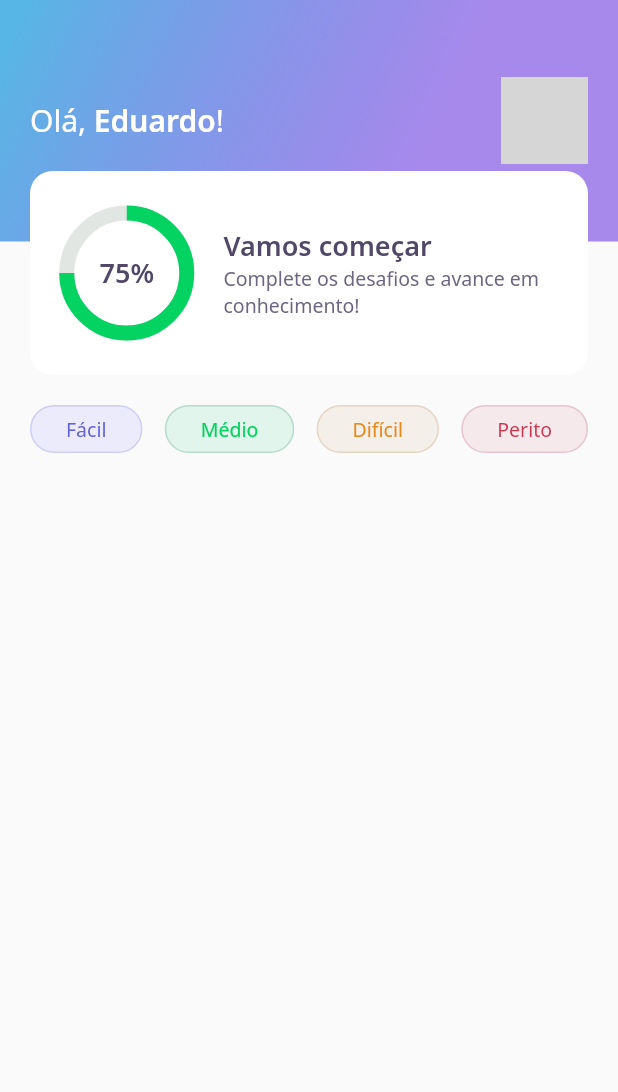
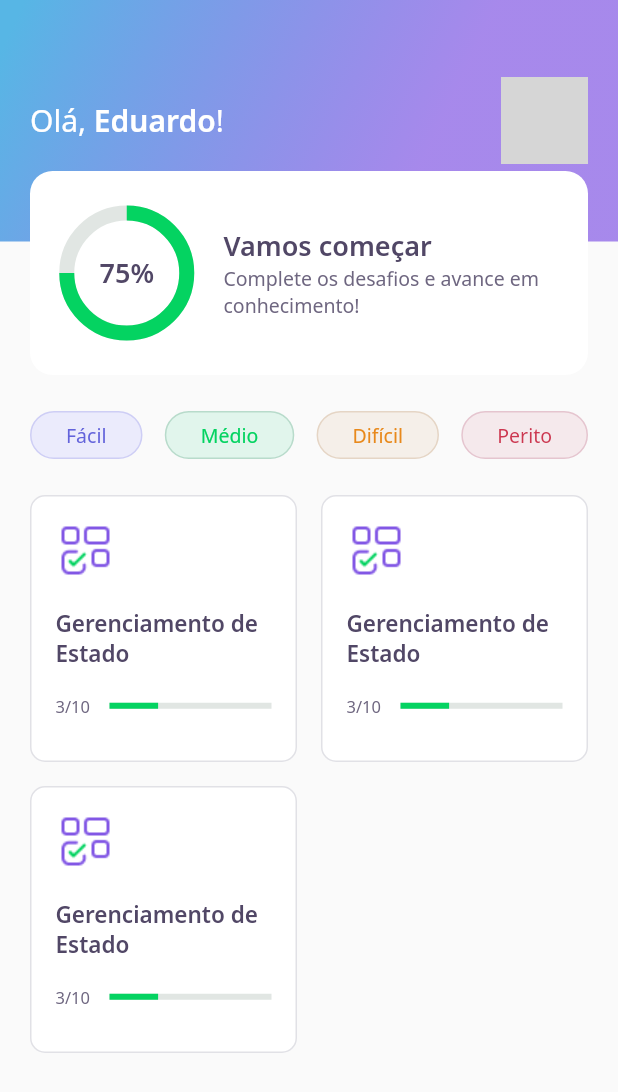
Before and after one commit to duduCMT/NLW05-Flutter-DevQuiz, a Flutter app: the screen it shows after launch, on a phone screen of 412 x 824 dp. Shown: the top 1092 px of the screen. Run offline on Flutter 3.47's test engine with Material 2 defaults, Android fonts, the phone set to English and light mode, and no system bars; our stand-ins replace google_fonts; network calls fail; grey boxes are pictures that could not be loaded.

Commit message:
Finalização de layout da página home

```diff
--- a/lib/home/home_page.dart
+++ b/lib/home/home_page.dart
@@ -1,5 +1,6 @@
 import 'package:DevQuiz/home/widgets/app_bar/app_bar_widget.dart';
 import 'package:DevQuiz/home/widgets/level_button/level_button_widget.dart';
+import 'package:DevQuiz/home/widgets/quiz_card/quiz_card_widget.dart';
 import 'package:flutter/material.dart';
 
 class HomePage extends StatefulWidget {
@@ -14,8 +15,11 @@ class _HomePageState extends State<HomePage> {
   Widget build(BuildContext context) {
     return Scaffold(
       appBar: AppBarWidget(),
-      body: Padding(
-        padding: const EdgeInsets.all(20),
+      body: Column(
+        children: [
+          SizedBox(height: 24,),
+          Padding(
+            padding: const EdgeInsets.symmetric(horizontal: 20),
             child: Row(
               mainAxisAlignment: MainAxisAlignment.spaceBetween,
               children: [
@@ -33,6 +37,23 @@ class _HomePageState extends State<HomePage> {
                 ),
               ],
             ),
+          ),
+          SizedBox(height: 24,),
+          Expanded(
+            child: GridView.count(
+              padding: const EdgeInsets.symmetric(horizontal: 20),
+              crossAxisSpacing: 16,
+              mainAxisSpacing: 16,
+              crossAxisCount: 2,
+              children: [
+                QuizCardWidget(),
+                QuizCardWidget(),
+                QuizCardWidget()
+              ],
+            ),
+          )
+
+        ],
       )
     );
   }
--- /dev/null
+++ b/lib/home/widgets/quiz_card/quiz_card_widget.dart
@@ -0,0 +1,53 @@
+import 'package:DevQuiz/core/app_colors.dart';
+import 'package:DevQuiz/core/app_images.dart';
+import 'package:DevQuiz/core/app_text_styles.dart';
+import 'package:flutter/material.dart';
+
+class QuizCardWidget extends StatelessWidget {
+  @override
+  Widget build(BuildContext context) {
+    return Container(
+      padding: EdgeInsets.all(16),
+      decoration: BoxDecoration(
+        border: Border.fromBorderSide(BorderSide(color: AppColors.border)),
+        borderRadius: BorderRadius.circular(10),
+        color: AppColors.white,
+      ),
+      child: Column(
+        crossAxisAlignment: CrossAxisAlignment.start,
+        children: [
+          Container(
+            height: 40,
+            width: 40,
+            child: Image.asset(AppImages.blocks),
+          ),
+          SizedBox(height: 18,),
+          Text(
+            'Gerenciamento de Estado',
+            style: AppTextStyles.heading15,
+          ),
+          SizedBox(height: 18,),
+          Row(
+            children: [
+              Expanded(
+                flex: 1,
+                child: Text(
+                  '3/10',
+                  style:  AppTextStyles.body11,
+                )
+              ),
+              Expanded(
+                flex: 3,
+                child: LinearProgressIndicator(
+                  value: 0.3,
+                  backgroundColor: AppColors.chartSecondary,
+                  valueColor: AlwaysStoppedAnimation<Color>(AppColors.chartPrimary),
+                ),
+              )
+            ],
+          )
+        ],
+      ),
+    );
+  }
+}
```
Lines whose indentation alone changed are shown as unchanged.
